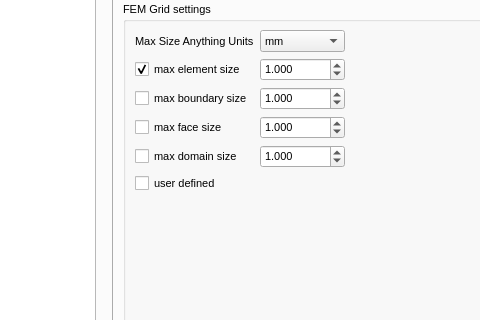
Above: ui/dialog_OpenEMS_Simulation_Creator.ui from LubomirJagos42/FreeCAD-OpenEMS-Export before the change; both pictures show x 198 to 678 and y 128 to 448 of the 1412 by 757 pixel window. Below: the same form after it.
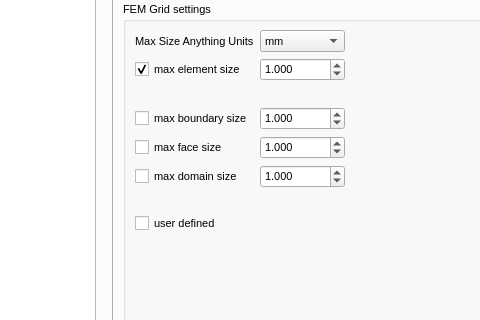
That is the form after the change. The open tabs and pages were chosen to show the change.

Diff of the .ui file:
```diff
--- a/ui/dialog_OpenEMS_Simulation_Creator.ui
+++ b/ui/dialog_OpenEMS_Simulation_Creator.ui
@@ -1143,39 +1143,36 @@
                     <string>FEM Grid settings</string>
                    </property>
                    <layout class="QGridLayout" name="gridLayout_23">
-                    <item row="3" column="1">
-                     <widget class="QDoubleSpinBox" name="femGridMaxFaceSizeValue">
-                      <property name="decimals">
-                       <number>3</number>
+                    <item row="2" column="0">
+                     <spacer name="verticalSpacer_39">
+                      <property name="orientation">
+                       <enum>Qt::Orientation::Vertical</enum>
                       </property>
-                      <property name="maximum">
-                       <double>10000000.000000000000000</double>
+                      <property name="sizeType">
+                       <enum>QSizePolicy::Policy::Preferred</enum>
                       </property>
-                      <property name="singleStep">
-                       <double>0.100000000000000</double>
+                      <property name="sizeHint" stdset="0">
+                       <size>
+                        <width>20</width>
+                        <height>20</height>
+                       </size>
                       </property>
-                      <property name="value">
-                       <double>1.000000000000000</double>
-                      </property>
-                     </widget>
+                     </spacer>
                     </item>
-                    <item row="2" column="1">
-                     <widget class="QDoubleSpinBox" name="femGridMaxBoundarySizeValue">
-                      <property name="decimals">
-                       <number>3</number>
+                    <item row="0" column="2">
+                     <spacer name="horizontalSpacer_51">
+                      <property name="orientation">
+                       <enum>Qt::Orientation::Horizontal</enum>
                       </property>
-                      <property name="maximum">
-                       <double>10000000.000000000000000</double>
+                      <property name="sizeHint" stdset="0">
+                       <size>
+                        <width>40</width>
+                        <height>20</height>
+                       </size>
                       </property>
-                      <property name="singleStep">
-                       <double>0.100000000000000</double>
-                      </property>
-                      <property name="value">
-                       <double>1.000000000000000</double>
-                      </property>
-                     </widget>
+                     </spacer>
                     </item>
-                    <item row="6" column="0">
+                    <item row="8" column="0">
                      <spacer name="verticalSpacer_33">
                       <property name="orientation">
                        <enum>Qt::Orientation::Vertical</enum>
@@ -1188,24 +1185,8 @@
                       </property>
                      </spacer>
                     </item>
-                    <item row="1" column="1">
-                     <widget class="QDoubleSpinBox" name="femGridMaxElementSizeValue">
-                      <property name="decimals">
-                       <number>3</number>
-                      </property>
-                      <property name="maximum">
-                       <double>10000000.000000000000000</double>
-                      </property>
-                      <property name="singleStep">
-                       <double>0.100000000000000</double>
-                      </property>
-                      <property name="value">
-                       <double>1.000000000000000</double>
-                      </property>
-                     </widget>
-                    </item>
                     <item row="4" column="1">
-                     <widget class="QDoubleSpinBox" name="femGridMaxDomainSizeValue">
+                     <widget class="QDoubleSpinBox" name="femGridMaxFaceSizeValue">
                       <property name="decimals">
                        <number>3</number>
                       </property>
@@ -1220,6 +1201,32 @@
                       </property>
                      </widget>
                     </item>
+                    <item row="5" column="0">
+                     <widget class="QCheckBox" name="femGridMaxDomainSizeCheckbox">
+                      <property name="text">
+                       <string>max domain size</string>
+                      </property>
+                      <property name="checkable">
+                       <bool>true</bool>
+                      </property>
+                      <property name="checked">
+                       <bool>false</bool>
+                      </property>
+                     </widget>
+                    </item>
+                    <item row="3" column="0">
+                     <widget class="QCheckBox" name="femGridMaxBoundarySizeCheckbox">
+                      <property name="text">
+                       <string>max boundary size</string>
+                      </property>
+                      <property name="checkable">
+                       <bool>true</bool>
+                      </property>
+                      <property name="checked">
+                       <bool>false</bool>
+                      </property>
+                     </widget>
+                    </item>
                     <item row="1" column="0">
                      <widget class="QCheckBox" name="femGridMaxElementSizeCheckbox">
                       <property name="text">
@@ -1233,7 +1240,7 @@
                       </property>
                      </widget>
                     </item>
-                    <item row="5" column="0">
+                    <item row="7" column="0">
                      <widget class="QCheckBox" name="femGridUserDefinedCheckbox">
                       <property name="text">
                        <string>user defined</string>
@@ -1246,65 +1253,22 @@
                       </property>
                      </widget>
                     </item>
-                    <item row="3" column="0">
-                     <widget class="QCheckBox" name="femGridMaxFaceSizeCheckbox">
-                      <property name="text">
-                       <string>max face size</string>
+                    <item row="3" column="1">
+                     <widget class="QDoubleSpinBox" name="femGridMaxBoundarySizeValue">
+                      <property name="decimals">
+                       <number>3</number>
                       </property>
-                      <property name="checkable">
-                       <bool>true</bool>
+                      <property name="maximum">
+                       <double>10000000.000000000000000</double>
                       </property>
-                      <property name="checked">
-                       <bool>false</bool>
+                      <property name="singleStep">
+                       <double>0.100000000000000</double>
                       </property>
-                     </widget>
-                    </item>
-                    <item row="2" column="0">
-                     <widget class="QCheckBox" name="femGridMaxBoundarySizeCheckbox">
-                      <property name="text">
-                       <string>max boundary size</string>
+                      <property name="value">
+                       <double>1.000000000000000</double>
                       </property>
-                      <property name="checkable">
-                       <bool>true</bool>
-                      </property>
-                      <property name="checked">
-                       <bool>false</bool>
-                      </property>
                      </widget>
                     </item>
-                    <item row="4" column="0">
-                     <widget class="QCheckBox" name="femGridMaxDomainSizeCheckbox">
-                      <property name="text">
-                       <string>max domain size</string>
-                      </property>
-                      <property name="checkable">
-                       <bool>true</bool>
-                      </property>
-                      <property name="checked">
-                       <bool>false</bool>
-                      </property>
-                     </widget>
-                    </item>
-                    <item row="0" column="0">
-                     <widget class="QLabel" name="label_125">
-                      <property name="text">
-                       <string>Max Size Anything Units</string>
-                      </property>
-                     </widget>
-                    </item>
-                    <item row="0" column="2">
-                     <spacer name="horizontalSpacer_51">
-                      <property name="orientation">
-                       <enum>Qt::Orientation::Horizontal</enum>
-                      </property>
-                      <property name="sizeHint" stdset="0">
-                       <size>
-                        <width>40</width>
-                        <height>20</height>
-                       </size>
-                      </property>
-                     </spacer>
-                    </item>
                     <item row="0" column="1">
                      <widget class="QComboBox" name="femGridMaxSizeUnits">
                       <property name="currentIndex">
@@ -1342,6 +1306,74 @@
                       </item>
                      </widget>
                     </item>
+                    <item row="0" column="0">
+                     <widget class="QLabel" name="label_125">
+                      <property name="text">
+                       <string>Max Size Anything Units</string>
+                      </property>
+                     </widget>
+                    </item>
+                    <item row="5" column="1">
+                     <widget class="QDoubleSpinBox" name="femGridMaxDomainSizeValue">
+                      <property name="decimals">
+                       <number>3</number>
+                      </property>
+                      <property name="maximum">
+                       <double>10000000.000000000000000</double>
+                      </property>
+                      <property name="singleStep">
+                       <double>0.100000000000000</double>
+                      </property>
+                      <property name="value">
+                       <double>1.000000000000000</double>
+                      </property>
+                     </widget>
+                    </item>
+                    <item row="4" column="0">
+                     <widget class="QCheckBox" name="femGridMaxFaceSizeCheckbox">
+                      <property name="text">
+                       <string>max face size</string>
+                      </property>
+                      <property name="checkable">
+                       <bool>true</bool>
+                      </property>
+                      <property name="checked">
+                       <bool>false</bool>
+                      </property>
+                     </widget>
+                    </item>
+                    <item row="1" column="1">
+                     <widget class="QDoubleSpinBox" name="femGridMaxElementSizeValue">
+                      <property name="decimals">
+                       <number>3</number>
+                      </property>
+                      <property name="maximum">
+                       <double>10000000.000000000000000</double>
+                      </property>
+                      <property name="singleStep">
+                       <double>0.100000000000000</double>
+                      </property>
+                      <property name="value">
+                       <double>1.000000000000000</double>
+                      </property>
+                     </widget>
+                    </item>
+                    <item row="6" column="0">
+                     <spacer name="verticalSpacer_40">
+                      <property name="orientation">
+                       <enum>Qt::Orientation::Vertical</enum>
+                      </property>
+                      <property name="sizeType">
+                       <enum>QSizePolicy::Policy::Preferred</enum>
+                      </property>
+                      <property name="sizeHint" stdset="0">
+                       <size>
+                        <width>20</width>
+                        <height>20</height>
+                       </size>
+                      </property>
+                     </spacer>
+                    </item>
                    </layout>
                   </widget>
                  </item>
@@ -2537,7 +2569,7 @@
               <widget class="QLineEdit" name="portSettingsNameInput"/>
              </item>
              <item>
-              <widget class="QGroupBox" name="groupBox_4">
+              <widget class="QGroupBox" name="portSettingsTab_portTypeGroup">
                <property name="title">
                 <string>Port Type</string>
                </property>
```
